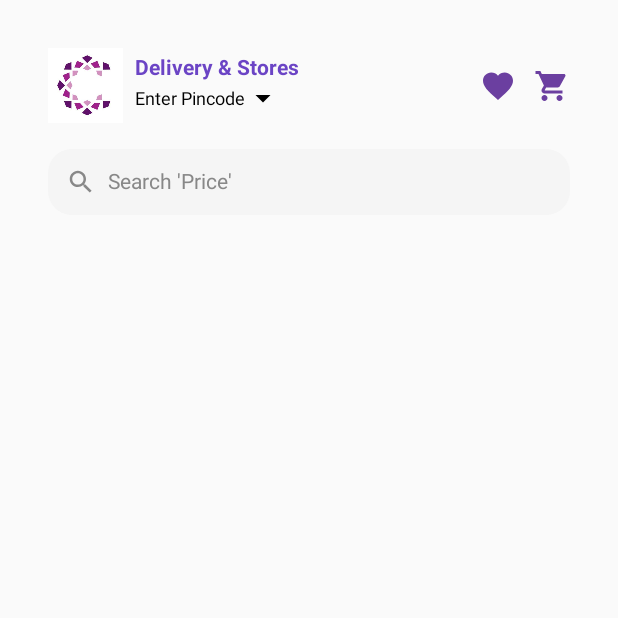
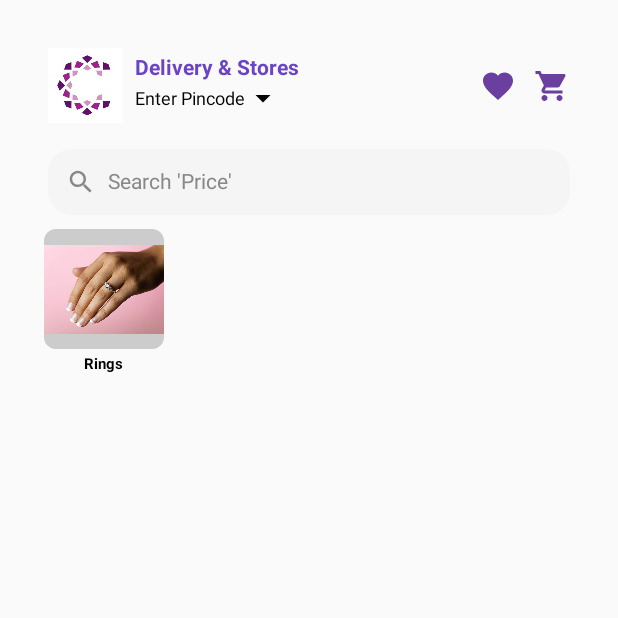
Before and after one commit to HarunRashid-dev/Caratlane, an Android app built with Jetpack Compose: the screen it shows after launch (MainActivity), on a phone screen of 412 x 824 dp, the top half of it. Run offline under Robolectric (Android 15) with nearby library versions, the light colour scheme and no system bars.

Commit message:
attempt (Rings) 1

```diff
--- a/app/src/main/java/com/example/caratlane/MainActivity.kt
+++ b/app/src/main/java/com/example/caratlane/MainActivity.kt
@@ -1,5 +1,6 @@
 package com.example.caratlane
 
+import android.R.attr.title
 import android.os.Bundle
 import androidx.activity.ComponentActivity
 import androidx.activity.compose.setContent
@@ -26,6 +27,7 @@ import androidx.compose.material3.Text
 import androidx.compose.runtime.Composable
 import androidx.compose.ui.Alignment
 import androidx.compose.ui.Modifier
+import androidx.compose.ui.draw.clip
 import androidx.compose.ui.graphics.Color
 import androidx.compose.ui.res.painterResource
 import androidx.compose.ui.text.TextStyle
@@ -55,6 +57,10 @@ fun MainScreen(){
         Spacer(modifier = Modifier.height(1.dp))
 
         SearchBar()
+
+        Spacer(modifier = Modifier.height(1.dp))
+
+        CategoryItem()
     }
 }
 
@@ -144,3 +150,29 @@ fun SearchBar(){
         )
     }
 }
+
+@Composable
+fun CategoryItem(){
+    Column(
+        horizontalAlignment = Alignment.CenterHorizontally,
+        modifier = Modifier
+            .padding(8.dp)
+            .width(90.dp)
+    ){
+        Image(
+            painter = painterResource(id = R.drawable.rings),
+            contentDescription = "ring",
+            modifier = Modifier
+            .size(80.dp)
+                .clip(RoundedCornerShape(8.dp))
+                .background(Color.LightGray)
+        )
+        Text(
+            text = "Rings",
+            fontSize = 10.sp,
+            fontWeight = FontWeight.Bold,
+            color = Color.Black,
+            modifier = Modifier.padding(top = 4.dp)
+        )
+    }
+}
```
Also changed, not shown: app/src/main/res/drawable/rings.png (added).
